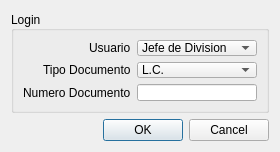
Qt form src/ui/FormLogin.ui (guilleurrutia10/division-transporte) before a commit.
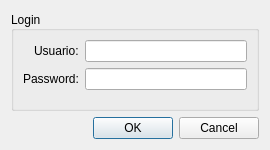
The same form after that commit.

Commit message: modificacion form login

```diff
--- a/src/ui/FormLogin.ui
+++ b/src/ui/FormLogin.ui
@@ -9,8 +9,8 @@
    <rect>
     <x>0</x>
     <y>0</y>
-    <width>280</width>
-    <height>152</height>
+    <width>270</width>
+    <height>150</height>
    </rect>
   </property>
   <property name="sizePolicy">
@@ -21,7 +21,7 @@
   </property>
   <property name="minimumSize">
    <size>
-    <width>280</width>
+    <width>270</width>
     <height>150</height>
    </size>
   </property>
@@ -44,71 +44,32 @@
       <set>Qt::AlignLeading|Qt::AlignLeft|Qt::AlignVCenter</set>
      </property>
      <layout class="QFormLayout" name="formLayout">
+      <property name="fieldGrowthPolicy">
+       <enum>QFormLayout::AllNonFixedFieldsGrow</enum>
+      </property>
       <property name="labelAlignment">
        <set>Qt::AlignRight|Qt::AlignTrailing|Qt::AlignVCenter</set>
       </property>
-      <item row="0" column="1">
-       <widget class="QComboBox" name="comboBoxUsuario">
-        <item>
-         <property name="text">
-          <string>Jefe de Division</string>
-         </property>
-        </item>
-        <item>
-         <property name="text">
-          <string>Jefe de Seccion</string>
-         </property>
-        </item>
-        <item>
-         <property name="text">
-          <string>Inspector</string>
-         </property>
-        </item>
-        <item>
-         <property name="text">
-          <string>Empleado Administrativo</string>
-         </property>
-        </item>
-       </widget>
-      </item>
       <item row="0" column="0">
        <widget class="QLabel" name="label">
         <property name="text">
-         <string>Usuario</string>
+         <string>Usuario:</string>
         </property>
        </widget>
       </item>
-      <item row="1" column="1">
-       <widget class="QComboBox" name="comboBoxTipoDocumento">
-        <item>
-         <property name="text">
-          <string>L.C.</string>
-         </property>
-        </item>
-        <item>
-         <property name="text">
-          <string>D.N.I.</string>
-         </property>
-        </item>
-       </widget>
+      <item row="0" column="1">
+       <widget class="QLineEdit" name="lineEdit"/>
       </item>
       <item row="1" column="0">
-       <widget class="QLabel" name="label_2">
-        <property name="text">
-         <string>Tipo Documento</string>
-        </property>
-       </widget>
-      </item>
-      <item row="2" column="1">
-       <widget class="QLineEdit" name="lineEditNumeroDocumento"/>
-      </item>
-      <item row="2" column="0">
        <widget class="QLabel" name="label_3">
         <property name="text">
-         <string>Numero Documento</string>
+         <string>Password:</string>
         </property>
        </widget>
       </item>
+      <item row="1" column="1">
+       <widget class="QLineEdit" name="lineEditNumeroDocumento"/>
+      </item>
      </layout>
     </widget>
    </item>
```
